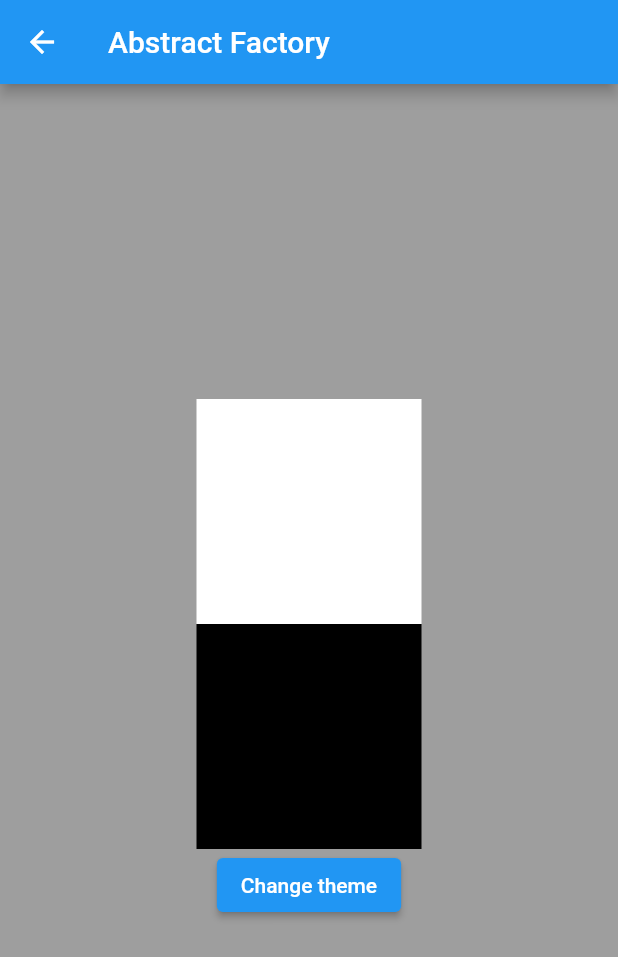
After one commit to hendriksonpetzold/flutter_design_patterns, a Flutter app: the screen it shows after launch, after a tap on "Abstract Factory", on a phone screen of 412 x 824 dp. The commit adds this screen. Shown: the top 957 px of the screen. Run offline on Flutter 3.47's test engine with Material 2 defaults, Android fonts, the phone set to English and light mode, and no system bars; our stand-ins replace dio, get; network calls fail.

Commit message:
feat: abstract_factory

```diff
--- a/lib/config/routes.dart
+++ b/lib/config/routes.dart
@@ -1,4 +1,5 @@
 import 'package:flutter_design_patterns/pages/home/home_page.dart';
+import 'package:flutter_design_patterns/pages/patterns/abstract_factory/abstract_factory_page.dart';
 import 'package:flutter_design_patterns/pages/patterns/adapter/adapter_page.dart';
 import 'package:flutter_design_patterns/pages/patterns/decorator/decorator_page.dart';
 import 'package:flutter_design_patterns/pages/patterns/factory/factory_page.dart';
@@ -12,5 +13,6 @@ class Routes {
     GetPage(name: '/state', page: () => StatePage()),
     GetPage(name: '/decorator', page: () => const DecoratorPage()),
     GetPage(name: '/adapter', page: () => AdapterPage()),
+    GetPage(name: '/abstract_factory', page: () => AbstractFactoryPage()),
   ];
 }
--- a/lib/pages/home/home_page.dart
+++ b/lib/pages/home/home_page.dart
@@ -41,6 +41,12 @@ class HomePage extends StatelessWidget {
               },
               child: const Text('Adapter'),
             ),
+            ElevatedButton(
+              onPressed: () {
+                Get.toNamed('/abstract_factory');
+              },
+              child: const Text('Abstract Factory'),
+            ),
           ],
         ),
       ),
--- /dev/null
+++ b/lib/pages/patterns/abstract_factory/abstract_factory_colors.dart
@@ -0,0 +1,22 @@
+import 'package:flutter/animation.dart';
+
+abstract class Colors {
+  Color? primaryColor;
+  Color? accentColor;
+}
+
+class DarkModeColors implements Colors {
+  @override
+  Color? accentColor = const Color(0XFFFFFFFF);
+
+  @override
+  Color? primaryColor = const Color(0xFF000000);
+}
+
+class LightModeColors implements Colors {
+  @override
+  Color? primaryColor = const Color(0XFFFFFFFF);
+
+  @override
+  Color? accentColor = const Color(0xFF000000);
+}
--- /dev/null
+++ b/lib/pages/patterns/abstract_factory/abstract_factory_page.dart
@@ -0,0 +1,41 @@
+import 'package:flutter/material.dart';
+import 'package:flutter_design_patterns/pages/patterns/abstract_factory/abstract_factory_page_controller.dart';
+import 'package:get/get.dart';
+
+class AbstractFactoryPage extends StatelessWidget {
+  AbstractFactoryPage({Key? key}) : super(key: key);
+  final AbstractFactoryPageController controller =
+      Get.put(AbstractFactoryPageController());
+  @override
+  Widget build(BuildContext context) {
+    return Scaffold(
+      backgroundColor: Colors.grey,
+      appBar: AppBar(
+        title: const Text('Abstract Factory'),
+      ),
+      body: Center(
+        child: Column(
+          mainAxisAlignment: MainAxisAlignment.center,
+          children: [
+            Container(
+              height: 150,
+              width: 150,
+              color: controller.color.primaryColor,
+            ),
+            Container(
+              height: 150,
+              width: 150,
+              color: controller.color.accentColor,
+            ),
+            ElevatedButton(
+              onPressed: () {
+                controller.isDarkTheme = !controller.isDarkTheme;
+              },
+              child: const Text('Change theme'),
+            )
+          ],
+        ),
+      ),
+    );
+  }
+}
--- /dev/null
+++ b/lib/pages/patterns/abstract_factory/abstract_factory_page_controller.dart
@@ -0,0 +1,7 @@
+import 'package:flutter_design_patterns/pages/patterns/abstract_factory/abstract_factory_colors.dart';
+import 'package:get/get.dart';
+
+class AbstractFactoryPageController extends GetxController {
+  bool isDarkTheme = false;
+  late Colors color = isDarkTheme ? DarkModeColors() : LightModeColors();
+}
```
